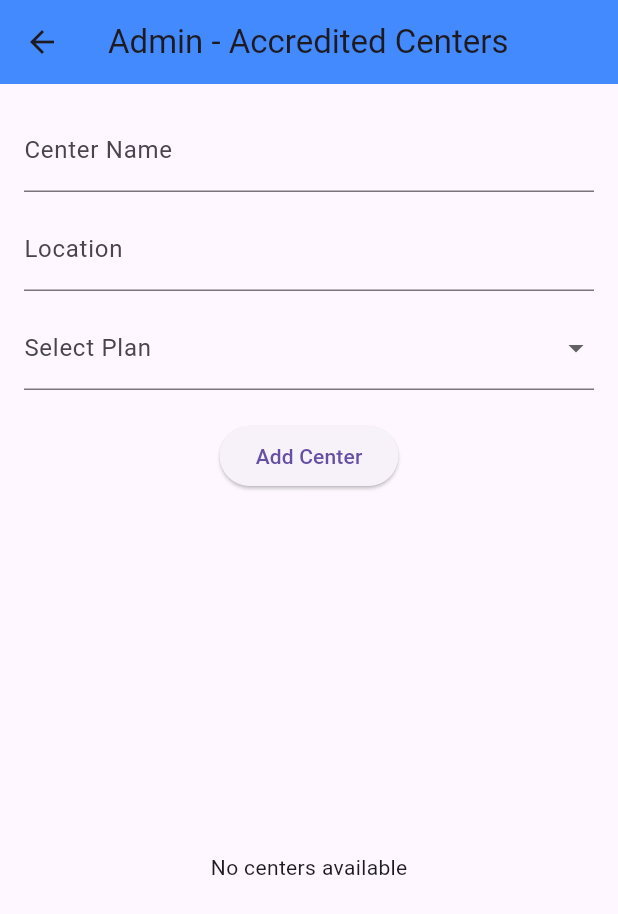
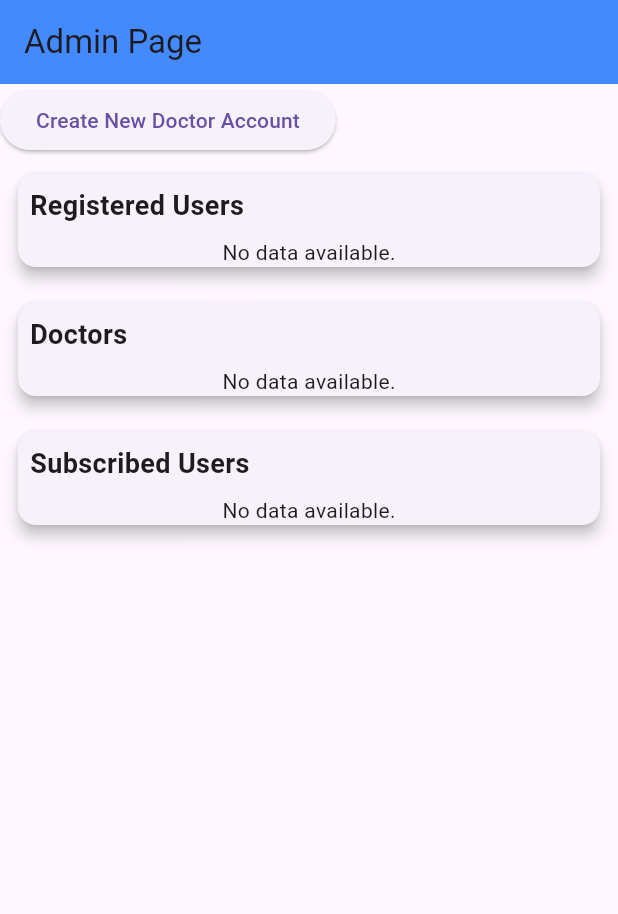
Before and after one commit to MDALAEEN1/health, a Flutter app: the AdminPage screen opened directly, on a phone screen of 412 x 824 dp. Shown: the top 914 px of the screen. Run offline on Flutter 3.47's test engine with Material 3 defaults, Android fonts, the phone set to English and light mode, and no system bars; our stand-ins replace cloud_firestore, firebase_auth, firebase_core, shimmer; accounts and stored records are empty.

Commit message:
health_app

```diff
--- /dev/null
+++ b/helthapp/lib/frontend/screens/admin/admin/adminPage.dart
@@ -0,0 +1,210 @@
+import 'package:flutter/material.dart';
+import 'package:cloud_firestore/cloud_firestore.dart'; // Import Firebase Firestore
+import 'package:firebase_auth/firebase_auth.dart'; // Import Firebase Auth
+import 'package:uuid/uuid.dart'; // Import UUID package for generating unique IDs
+
+class AdminPage extends StatelessWidget {
+  const AdminPage({super.key});
+
+  Future<List<Map<String, dynamic>>> fetchUsers() async {
+    final snapshot = await FirebaseFirestore.instance.collection('users').get();
+    return snapshot.docs.map((doc) => doc.data()).toList();
+  }
+
+  Future<List<Map<String, dynamic>>> fetchDoctors() async {
+    final snapshot =
+        await FirebaseFirestore.instance.collection('doctors').get();
+    return snapshot.docs.map((doc) => doc.data()).toList();
+  }
+
+  Future<List<Map<String, dynamic>>> fetchSubscribers() async {
+    final snapshot =
+        await FirebaseFirestore.instance.collection('subscribers').get();
+    return snapshot.docs.map((doc) => doc.data()).toList();
+  }
+
+  Future<void> createDoctorAccount(
+      String email, String password, String name) async {
+    try {
+      // Create user in Firebase Authentication
+      UserCredential userCredential = await FirebaseAuth.instance
+          .createUserWithEmailAndPassword(email: email, password: password);
+
+      final uid = userCredential.user?.uid ??
+          const Uuid().v4(); // Use Auth UID or generate one
+
+      // Add doctor details to Firestore
+      await FirebaseFirestore.instance.collection('doctors').doc(uid).set({
+        'uid': uid,
+        'email': email,
+        'name': name,
+        'specialization': 'General',
+      });
+    } catch (e) {
+      throw Exception("Failed to create doctor account: $e");
+    }
+  }
+
+  void showCreateDoctorDialog(BuildContext context) {
+    final emailController = TextEditingController();
+    final passwordController = TextEditingController();
+    final nameController = TextEditingController();
+
+    showDialog(
+      context: context,
+      builder: (context) {
+        return AlertDialog(
+          title: const Text("Create New Doctor Account"),
+          content: Column(
+            mainAxisSize: MainAxisSize.min,
+            children: [
+              TextField(
+                controller: nameController,
+                decoration: const InputDecoration(labelText: "Name"),
+              ),
+              TextField(
+                controller: emailController,
+                decoration: const InputDecoration(labelText: "Email"),
+              ),
+              TextField(
+                controller: passwordController,
+                decoration: const InputDecoration(labelText: "Password"),
+                obscureText: true,
+              ),
+            ],
+          ),
+          actions: [
+            TextButton(
+              onPressed: () => Navigator.of(context).pop(),
+              child: const Text("Cancel"),
+            ),
+            ElevatedButton(
+              onPressed: () async {
+                final name = nameController.text.trim();
+                final email = emailController.text.trim();
+                final password = passwordController.text.trim();
+
+                if (name.isNotEmpty &&
+                    email.isNotEmpty &&
+                    password.isNotEmpty) {
+                  await createDoctorAccount(email, password, name);
+                  Navigator.of(context).pop();
+                  ScaffoldMessenger.of(context).showSnackBar(
+                    const SnackBar(content: Text("Doctor account created!")),
+                  );
+                } else {
+                  ScaffoldMessenger.of(context).showSnackBar(
+                    const SnackBar(content: Text("All fields are required!")),
+                  );
+                }
+              },
+              child: const Text("Create"),
+            ),
+          ],
+        );
+      },
+    );
+  }
+
+  @override
+  Widget build(BuildContext context) {
+    return Scaffold(
+      appBar: AppBar(
+        title: const Text("Admin Page"),
+        backgroundColor: Colors.blueAccent,
+      ),
+      body: SingleChildScrollView(
+        child: Column(
+          crossAxisAlignment: CrossAxisAlignment.start,
+          children: [
+            ElevatedButton(
+              onPressed: () => showCreateDoctorDialog(context),
+              child: const Text("Create New Doctor Account"),
+            ),
+            Section(
+              title: "Registered Users",
+              future: fetchUsers(),
+              itemBuilder: (item) => ListTile(
+                title: Text(item['name'] ?? 'No Name'),
+                subtitle: Text(item['email'] ?? 'No Email'),
+              ),
+            ),
+            Section(
+              title: "Doctors",
+              future: fetchDoctors(),
+              itemBuilder: (item) => ListTile(
+                title: Text(item['name'] ?? 'No Name'),
+                subtitle: Text(item['specialization'] ?? 'No Specialization'),
+              ),
+            ),
+            Section(
+              title: "Subscribed Users",
+              future: fetchSubscribers(),
+              itemBuilder: (item) => ListTile(
+                title: Text(item['name'] ?? 'No Name'),
+                subtitle:
+                    Text("Subscription: ${item['subscriptionType'] ?? 'None'}"),
+              ),
+            ),
+          ],
+        ),
+      ),
+    );
+  }
+}
+
+class Section extends StatelessWidget {
+  final String title;
+  final Future<List<Map<String, dynamic>>> future;
+  final Widget Function(Map<String, dynamic>) itemBuilder;
+
+  const Section({
+    required this.title,
+    required this.future,
+    required this.itemBuilder,
+    super.key,
+  });
+
+  @override
+  Widget build(BuildContext context) {
+    return Padding(
+      padding: const EdgeInsets.all(8.0),
+      child: Card(
+        elevation: 4,
+        child: Column(
+          crossAxisAlignment: CrossAxisAlignment.start,
+          children: [
+            Padding(
+              padding: const EdgeInsets.all(8.0),
+              child: Text(
+                title,
+                style:
+                    const TextStyle(fontSize: 18, fontWeight: FontWeight.bold),
+              ),
+            ),
+            FutureBuilder<List<Map<String, dynamic>>>(
+              future: future,
+              builder: (context, snapshot) {
+                if (snapshot.connectionState == ConnectionState.waiting) {
+                  return const Center(child: CircularProgressIndicator());
+                } else if (snapshot.hasError) {
+                  return Center(child: Text("Error: ${snapshot.error}"));
+                } else if (!snapshot.hasData || snapshot.data!.isEmpty) {
+                  return const Center(child: Text("No data available."));
+                }
+
+                final data = snapshot.data!;
+                return ListView.builder(
+                  shrinkWrap: true,
+                  physics: const NeverScrollableScrollPhysics(),
+                  itemCount: data.length,
+                  itemBuilder: (context, index) => itemBuilder(data[index]),
+                );
+              },
+            ),
+          ],
+        ),
+      ),
+    );
+  }
+}
--- a/helthapp/lib/frontend/screens/admin/adminpage.dart
+++ /dev/null
@@ -1,155 +0,0 @@
-import 'package:flutter/material.dart';
-import 'package:cloud_firestore/cloud_firestore.dart';
-
-class AdminPage extends StatefulWidget {
-  @override
-  _AdminPageState createState() => _AdminPageState();
-}
-
-class _AdminPageState extends State<AdminPage> {
-  final TextEditingController _nameController = TextEditingController();
-  final TextEditingController _locationController = TextEditingController();
-
-  List<String> plans = ["Basic", "Standard", "Premium"];
-  String? selectedPlan;
-
-  /// إضافة مركز جديد إلى Firestore
-  void addCenter() async {
-    if (_nameController.text.isNotEmpty &&
-        _locationController.text.isNotEmpty &&
-        selectedPlan != null) {
-      Map<String, String> newCenter = {
-        "name": _nameController.text,
-        "location": _locationController.text,
-        "plan": selectedPlan!,
-      };
-
-      // حفظ البيانات في Firestore
-      await FirebaseFirestore.instance.collection("centers").add(newCenter);
-
-      // مسح الحقول بعد الإضافة
-      _nameController.clear();
-      _locationController.clear();
-      setState(() {
-        selectedPlan = null;
-      });
-    }
-  }
-
-  /// حذف مركز من Firestore
-  void removeCenter(String docId) async {
-    // عرض نافذة تأكيد قبل الحذف
-    showDialog(
-      context: context,
-      builder: (BuildContext context) {
-        return AlertDialog(
-          title: Text("Confirm Delete"),
-          content: Text("Are you sure you want to delete this center?"),
-          actions: <Widget>[
-            TextButton(
-              child: Text("Cancel"),
-              onPressed: () {
-                Navigator.of(context).pop(); // إغلاق نافذة التأكيد
-              },
-            ),
-            TextButton(
-              child: Text("Delete"),
-              onPressed: () async {
-                // حذف المركز من Firestore
-                await FirebaseFirestore.instance
-                    .collection("centers")
-                    .doc(docId)
-                    .delete();
-                Navigator.of(context).pop(); // إغلاق نافذة التأكيد
-              },
-            ),
-          ],
-        );
-      },
-    );
-  }
-
-  @override
-  Widget build(BuildContext context) {
-    return Scaffold(
-      appBar: AppBar(
-        title: Text("Admin - Accredited Centers"),
-        backgroundColor: Colors.blueAccent,
-      ),
-      body: Padding(
-        padding: const EdgeInsets.all(16.0),
-        child: Column(
-          children: [
-            TextField(
-              controller: _nameController,
-              decoration: InputDecoration(labelText: "Center Name"),
-            ),
-            SizedBox(height: 10),
-            TextField(
-              controller: _locationController,
-              decoration: InputDecoration(labelText: "Location"),
-            ),
-            SizedBox(height: 10),
-            DropdownButtonFormField<String>(
-              value: selectedPlan,
-              decoration: InputDecoration(labelText: "Select Plan"),
-              items: plans.map((plan) {
-                return DropdownMenuItem(
-                  value: plan,
-                  child: Text(plan),
-                );
-              }).toList(),
-              onChanged: (value) {
-                setState(() {
-                  selectedPlan = value;
-                });
-              },
-            ),
-            SizedBox(height: 20),
-            ElevatedButton(
-              onPressed: addCenter,
-              child: Text("Add Center"),
-            ),
-            SizedBox(height: 20),
-            Expanded(
-              child: StreamBuilder<QuerySnapshot>(
-                stream: FirebaseFirestore.instance
-                    .collection("centers")
-                    .snapshots(),
-                builder: (context, snapshot) {
-                  if (snapshot.connectionState == ConnectionState.waiting) {
-                    return Center(child: CircularProgressIndicator());
-                  }
-                  if (!snapshot.hasData || snapshot.data!.docs.isEmpty) {
-                    return Center(child: Text("No centers available"));
-                  }
-
-                  var centers = snapshot.data!.docs;
-
-                  return ListView.builder(
-                    itemCount: centers.length,
-                    itemBuilder: (context, index) {
-                      var center = centers[index];
-                      return Card(
-                        margin: EdgeInsets.symmetric(vertical: 8),
-                        child: ListTile(
-                          title: Text(center["name"]),
-                          subtitle: Text(
-                              "Location: ${center["location"]}\nPlan: ${center["plan"]}"),
-                          trailing: IconButton(
-                            icon: Icon(Icons.delete, color: Colors.red),
-                            onPressed: () => removeCenter(center.id),
-                          ),
-                        ),
-                      );
-                    },
-                  );
-                },
-              ),
-            ),
-          ],
-        ),
-      ),
-    );
-  }
-}
--- a/helthapp/lib/main.dart
+++ b/helthapp/lib/main.dart
@@ -1,7 +1,7 @@
 import 'package:firebase_core/firebase_core.dart';
 import 'package:flutter/material.dart';
+import 'package:helthapp/frontend/screens/admin/admin/adminPage.dart';
 import 'package:helthapp/frontend/auth/loginPage.dart';
-import 'package:helthapp/frontend/screens/admin/adminpage.dart';
 import 'package:helthapp/frontend/screens/homepage/addcart/AddCardScreen.dart';
 import 'package:helthapp/frontend/screens/homepage/AppointmentPage.dart';
 import 'package:helthapp/frontend/screens/homepage/DoctorDetailPage.dart';
```
Also changed, not shown: helthapp/lib/frontend/auth/loginPage.dart (+84 -4 lines), helthapp/lib/frontend/screens/doctor/doctor.dart (added, +292 -0 lines).
